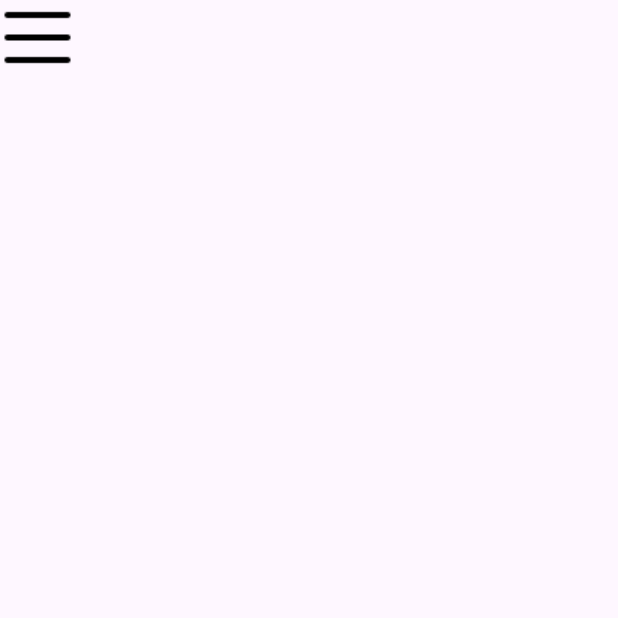
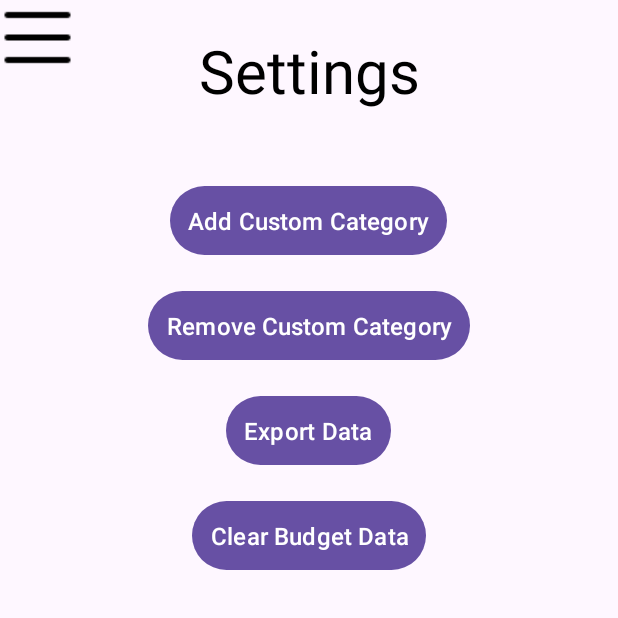
Before and after one commit to S-F-III/Dude-Wheres-My-Cache, an Android app: the SettingsActivity screen opened directly, with no data from a screen before it, on a phone screen of 412 x 824 dp, the top half of it. Run offline under Robolectric (Android 15) with nearby library versions, the phone set to English and light mode, and no system bars.

Commit message:
modified the activity_settings.xml

```diff
--- a/app/src/main/res/layout/activity_settings.xml
+++ b/app/src/main/res/layout/activity_settings.xml
@@ -10,6 +10,73 @@
 <FrameLayout
     android:layout_width="match_parent"
     android:layout_height="match_parent">
+
+    <TextView
+        android:id="@+id/settingsTitle"
+        android:layout_width="match_parent"
+        android:layout_height="wrap_content"
+        android:layout_margin="8dp"
+        android:gravity="center"
+        android:padding="12dp"
+        android:text="Settings"
+        android:textColor="#000000"
+        android:textSize="40sp"
+        app:layout_constraintEnd_toEndOf="parent"
+        app:layout_constraintStart_toStartOf="parent"
+        app:layout_constraintTop_toTopOf="parent" />
+
+    <LinearLayout
+        android:id="@+id/buttons_layout"
+        android:layout_width="match_parent"
+        android:layout_height="wrap_content"
+        android:layout_marginTop="120dp"
+        android:gravity="center_horizontal"
+        android:orientation="vertical"
+        app:layout_constraintEnd_toEndOf="parent"
+        app:layout_constraintStart_toStartOf="parent"
+        app:layout_constraintTop_toBottomOf="@id/settingsTitle">
+
+        <Button
+            android:id="@+id/addCustomCategoryButton"
+            android:layout_width="wrap_content"
+            android:layout_height="wrap_content"
+            android:layout_marginBottom="16dp"
+            android:padding="12dp"
+            android:text="Add Custom Category"
+            android:textColor="@color/white"
+            android:textSize="16sp" />
+
+        <Button
+            android:id="@+id/removeCustomCategoryButton"
+            android:layout_width="wrap_content"
+            android:layout_height="wrap_content"
+            android:layout_marginBottom="16dp"
+            android:padding="12dp"
+            android:text="Remove Custom Category"
+            android:textColor="@color/white"
+            android:textSize="16sp" />
+
+        <Button
+            android:id="@+id/exportDataButton"
+            android:layout_width="wrap_content"
+            android:layout_height="wrap_content"
+            android:layout_marginBottom="16dp"
+            android:padding="12dp"
+            android:text="Export Data"
+            android:textColor="@color/white"
+            android:textSize="16sp" />
+
+        <Button
+            android:id="@+id/clearBudgetDataButton"
+            android:layout_width="wrap_content"
+            android:layout_height="wrap_content"
+            android:layout_marginBottom="16dp"
+            android:padding="12dp"
+            android:text="Clear Budget Data"
+            android:textColor="@color/white"
+            android:textSize="16sp" />
+
+    </LinearLayout>
 
     <ImageView
         android:id="@+id/hbMenu"
```
